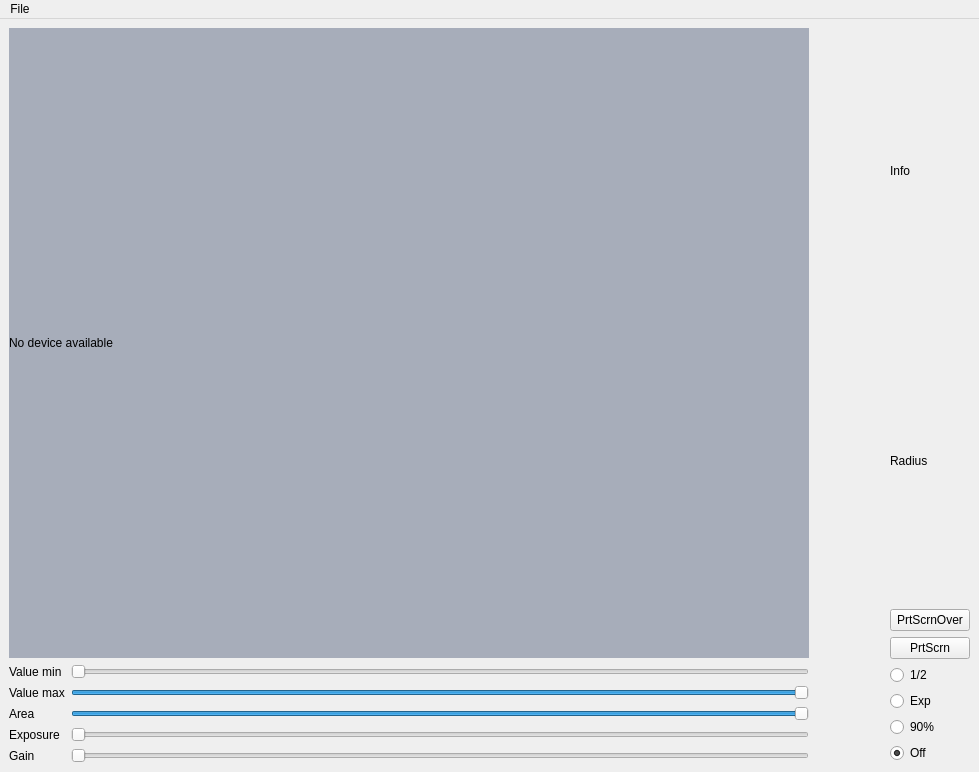
Before: the Qt Designer form app_4/ui/main.ui in Fnska/gui_apps, drawn with Qt 5.
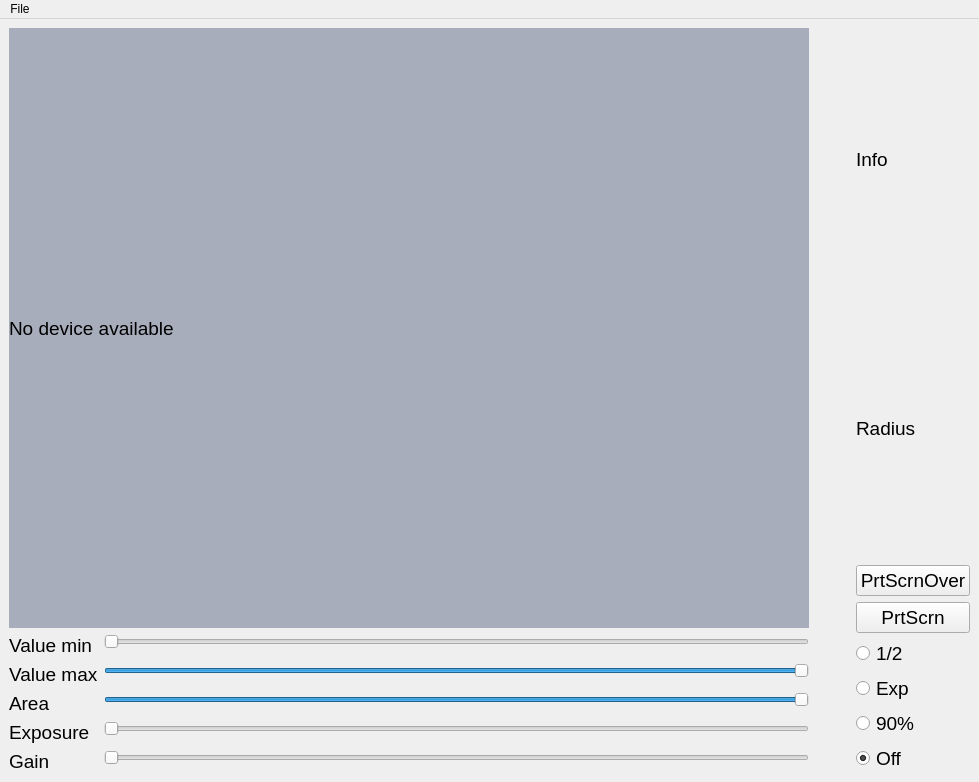
After: the same form once the commit is applied.

Diff of the .ui file:
```diff
--- a/app_4/ui/main.ui
+++ b/app_4/ui/main.ui
@@ -36,6 +36,11 @@
             <height>600</height>
            </size>
           </property>
+          <property name="font">
+           <font>
+            <pointsize>14</pointsize>
+           </font>
+          </property>
           <property name="styleSheet">
            <string notr="true">background-color: rgb(167, 173, 186);</string>
           </property>
@@ -52,6 +57,11 @@
          <layout class="QFormLayout" name="formLayout">
           <item row="0" column="0">
            <widget class="QLabel" name="valueMinLabel">
+            <property name="font">
+             <font>
+              <pointsize>14</pointsize>
+             </font>
+            </property>
             <property name="text">
              <string>Value min</string>
             </property>
@@ -59,6 +69,11 @@
           </item>
           <item row="1" column="0">
            <widget class="QLabel" name="valueMaxLabel">
+            <property name="font">
+             <font>
+              <pointsize>14</pointsize>
+             </font>
+            </property>
             <property name="text">
              <string>Value max</string>
             </property>
@@ -85,6 +100,11 @@
           </item>
           <item row="2" column="0">
            <widget class="QLabel" name="areaLabel">
+            <property name="font">
+             <font>
+              <pointsize>14</pointsize>
+             </font>
+            </property>
             <property name="text">
              <string>Area</string>
             </property>
@@ -114,6 +134,11 @@
           </item>
           <item row="3" column="0">
            <widget class="QLabel" name="exposureLabel">
+            <property name="font">
+             <font>
+              <pointsize>14</pointsize>
+             </font>
+            </property>
             <property name="text">
              <string>Exposure</string>
             </property>
@@ -121,6 +146,11 @@
           </item>
           <item row="4" column="0">
            <widget class="QLabel" name="gainLabel">
+            <property name="font">
+             <font>
+              <pointsize>14</pointsize>
+             </font>
+            </property>
             <property name="text">
              <string>Gain</string>
             </property>
@@ -199,6 +229,11 @@
             <verstretch>0</verstretch>
            </sizepolicy>
           </property>
+          <property name="font">
+           <font>
+            <pointsize>14</pointsize>
+           </font>
+          </property>
           <property name="text">
            <string>Info</string>
           </property>
@@ -206,6 +241,11 @@
         </item>
         <item>
          <widget class="QLabel" name="radius_label">
+          <property name="font">
+           <font>
+            <pointsize>14</pointsize>
+           </font>
+          </property>
           <property name="text">
            <string>Radius</string>
           </property>
@@ -213,6 +253,11 @@
         </item>
         <item>
          <widget class="QPushButton" name="printScreenOverlayButton">
+          <property name="font">
+           <font>
+            <pointsize>14</pointsize>
+           </font>
+          </property>
           <property name="text">
            <string>PrtScrnOver</string>
           </property>
@@ -220,6 +265,11 @@
         </item>
         <item>
          <widget class="QPushButton" name="printScreenButton">
+          <property name="font">
+           <font>
+            <pointsize>14</pointsize>
+           </font>
+          </property>
           <property name="text">
            <string>PrtScrn</string>
           </property>
@@ -231,6 +281,11 @@
        <layout class="QVBoxLayout" name="verticalLayout_6">
         <item>
          <widget class="QRadioButton" name="half_radio_button">
+          <property name="font">
+           <font>
+            <pointsize>14</pointsize>
+           </font>
+          </property>
           <property name="text">
            <string>1/2</string>
           </property>
@@ -238,6 +293,11 @@
         </item>
         <item>
          <widget class="QRadioButton" name="exponent_radio_button">
+          <property name="font">
+           <font>
+            <pointsize>14</pointsize>
+           </font>
+          </property>
           <property name="text">
            <string>Exp</string>
           </property>
@@ -245,6 +305,11 @@
         </item>
         <item>
          <widget class="QRadioButton" name="ninty_percent_radio_button">
+          <property name="font">
+           <font>
+            <pointsize>14</pointsize>
+           </font>
+          </property>
           <property name="text">
            <string>90%</string>
           </property>
@@ -252,6 +317,11 @@
         </item>
         <item>
          <widget class="QRadioButton" name="off_button">
+          <property name="font">
+           <font>
+            <pointsize>14</pointsize>
+           </font>
+          </property>
           <property name="text">
            <string>Off</string>
           </property>
```
